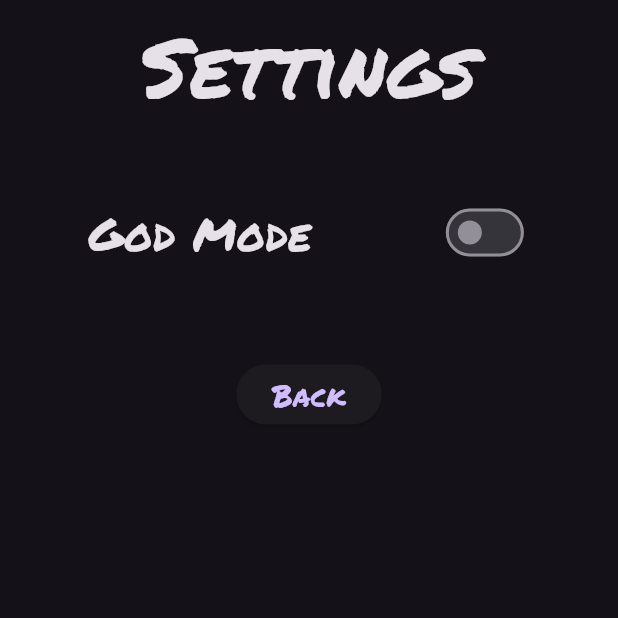
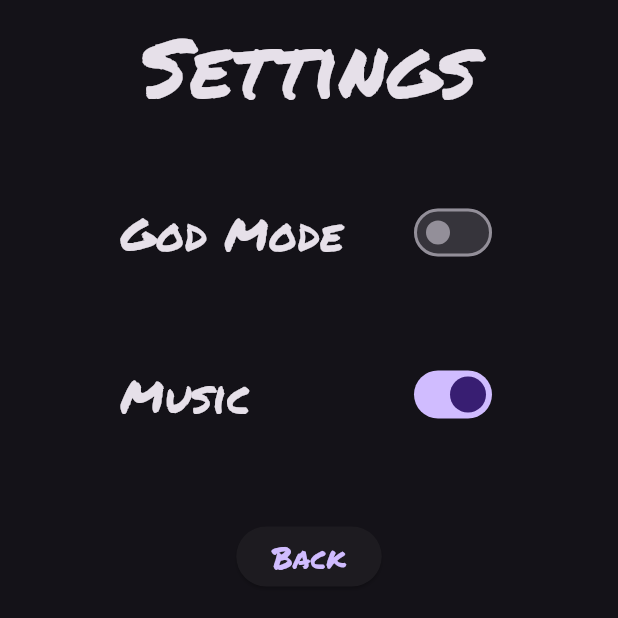
Before and after one commit to fedehsq/tic_tac_toe, a Flutter app: the SettingsScreen screen opened by its route, on a phone screen of 412 x 824 dp, the top half of it. Run offline on Flutter 3.47's test engine with Material 3 defaults, Android fonts, the phone set to English and light mode, and no system bars; our stand-ins replace go_router, just_audio.

Commit message:
music added

```diff
--- a/lib/screens/settings.dart
+++ b/lib/screens/settings.dart
@@ -18,8 +18,12 @@ class SettingsScreen extends StatelessWidget {
           children: [
             Text('Settings', style: style.title),
             const SizedBox(height: 60),
-            Row(
-              mainAxisAlignment: MainAxisAlignment.spaceAround,
+            Column(
+              children: [
+                Padding(
+                  padding: const EdgeInsets.only(left: 64.0, right: 64.0),
+                  child: Row(
+                    mainAxisAlignment: MainAxisAlignment.spaceBetween,
                     children: [
                       Text('God Mode', style: style.subtitle),
                       ValueListenableBuilder(
@@ -29,8 +33,25 @@ class SettingsScreen extends StatelessWidget {
                               onChanged: (value) => settings.toggleGodMode())),
                     ],
                   ),
+                ),
                 const SizedBox(height: 60),
-            // Back button
+                Padding(
+                  padding: const EdgeInsets.only(left: 64.0, right: 64.0),
+                  child: Row(
+                    mainAxisAlignment: MainAxisAlignment.spaceBetween,
+                    children: [
+                      Text('Music', style: style.subtitle),
+                      ValueListenableBuilder(
+                          valueListenable: settings.musicOn,
+                          builder: (context, musciOn, child) => Switch(
+                              value: musciOn,
+                              onChanged: (value) => settings.toggleMusic())),
+                    ],
+                  ),
+                )
+              ],
+            ),
+            const SizedBox(height: 60),
             ElevatedButton(
               onPressed: () => GoRouter.of(context).pop(),
               child: Text('Back', style: style.button),
--- a/lib/settings/settings.dart
+++ b/lib/settings/settings.dart
@@ -1,15 +1,39 @@
 import 'package:flutter/foundation.dart';
+import 'package:just_audio/just_audio.dart';
 
 class Settings {
+  AudioPlayer audioPlayer = AudioPlayer();
   ValueNotifier<bool> godMode = ValueNotifier(false);
-  ValueNotifier<int> godModeDepth = ValueNotifier(3); // Depth for god mode
-  ValueNotifier<int> normalDepth = ValueNotifier(2); // Depth for normal mode
+  ValueNotifier<bool> soundOn = ValueNotifier(true);
+  ValueNotifier<bool> musicOn = ValueNotifier(true);
+  int godModeDepth = 3;
+  int normalDepth = 2;
+
+  void playSound() {
+    audioPlayer.setAsset('assets/music/opening.mp3');
+    audioPlayer.setLoopMode(LoopMode.one);
+    audioPlayer.play();
+  }
+
+  void toggleMusic() {
+    musicOn.value = !musicOn.value;
+    if (musicOn.value) {
+      audioPlayer.play();
+    } else {
+      audioPlayer.pause();
+    }
+  }
+
+  void toggleSound() {
+    soundOn.value = !soundOn.value;
+    audioPlayer.setVolume(soundOn.value ? 1 : 0);
+  }
 
   void toggleGodMode() {
     godMode.value = !godMode.value;
   }
 
   int getDepth() {
-    return godMode.value ? godModeDepth.value : normalDepth.value;
+    return godMode.value ? godModeDepth : normalDepth;
   }
 }
```
Also changed, not shown: lib/screens/main_menu.dart (+16 -4 lines), pubspec.yaml (+3 -4 lines), pubspec.lock, 11 other files. Lines whose indentation alone changed are shown as unchanged.
